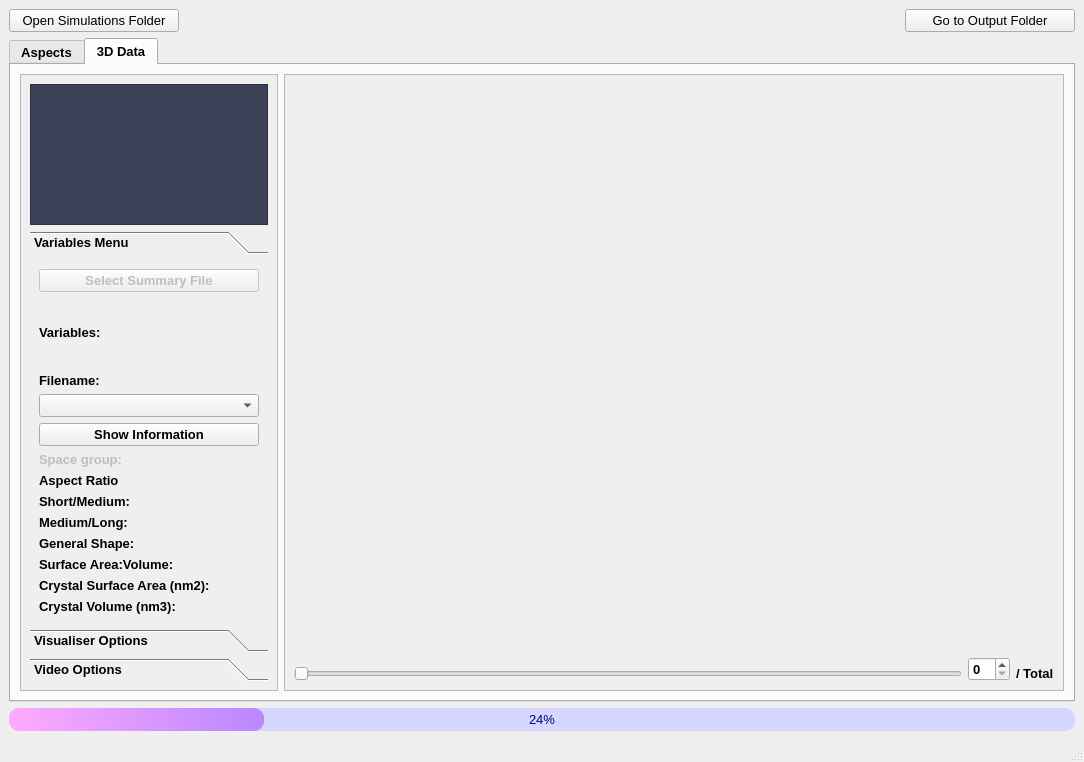
Before: the Qt Designer form CrystalAspects/GUI/InputWindow.ui in CrystalGrowerOrg/cgaspects, drawn with Qt 5.
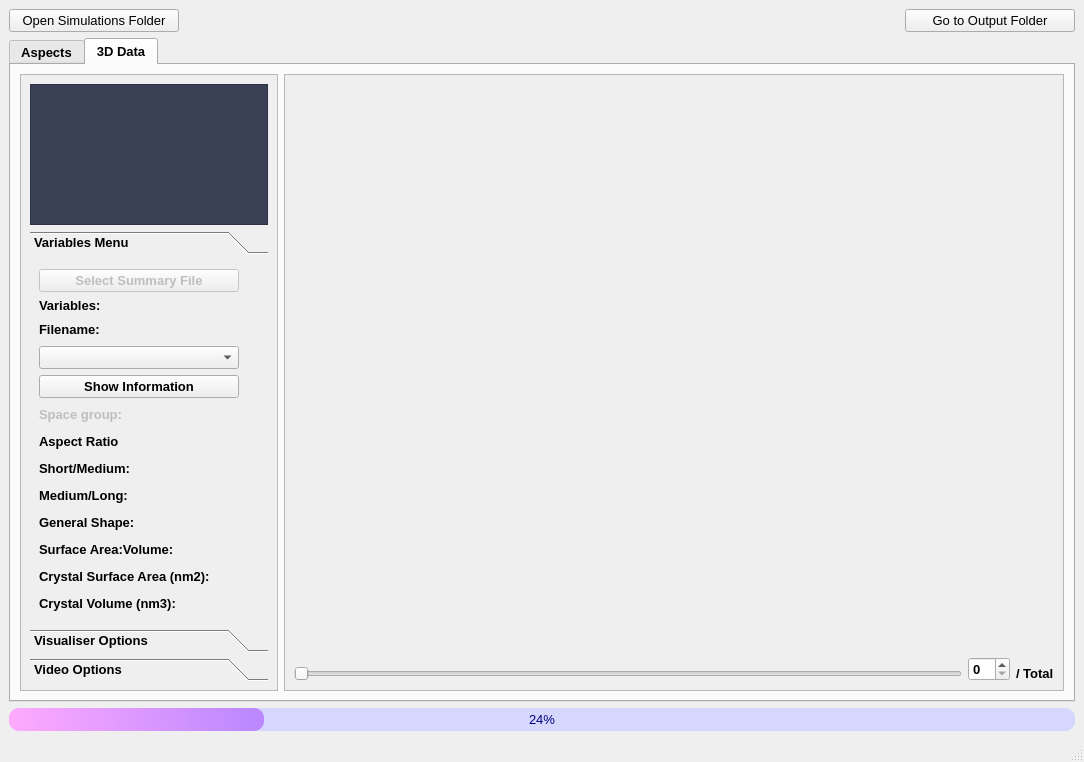
After: the same form once the commit is applied. The open tabs and pages were chosen to show the change. Icons and pictures are not drawn.

Patch:
```diff
--- a/CrystalAspects/GUI/InputWindow.ui
+++ b/CrystalAspects/GUI/InputWindow.ui
@@ -1365,8 +1365,8 @@
                   <rect>
                    <x>0</x>
                    <y>0</y>
-                   <width>226</width>
-                   <height>360</height>
+                   <width>230</width>
+                   <height>345</height>
                   </rect>
                  </property>
                  <attribute name="label">
@@ -1434,8 +1434,21 @@
                       </property>
                      </widget>
                     </item>
-                    <item row="3" column="0">
-                     <widget class="QComboBox" name="fname_comboBox"/>
+                    <item row="3" column="0" alignment="Qt::AlignLeft">
+                     <widget class="QComboBox" name="fname_comboBox">
+                      <property name="sizePolicy">
+                       <sizepolicy hsizetype="Preferred" vsizetype="Fixed">
+                        <horstretch>0</horstretch>
+                        <verstretch>1</verstretch>
+                       </sizepolicy>
+                      </property>
+                      <property name="minimumSize">
+                       <size>
+                        <width>200</width>
+                        <height>0</height>
+                       </size>
+                      </property>
+                     </widget>
                     </item>
                     <item row="9" column="0">
                      <widget class="QLabel" name="ml_label">
@@ -1444,8 +1457,20 @@
                       </property>
                      </widget>
                     </item>
-                    <item row="4" column="0">
+                    <item row="4" column="0" alignment="Qt::AlignLeft">
                      <widget class="QPushButton" name="show_info_button">
+                      <property name="sizePolicy">
+                       <sizepolicy hsizetype="Minimum" vsizetype="Fixed">
+                        <horstretch>1</horstretch>
+                        <verstretch>0</verstretch>
+                       </sizepolicy>
+                      </property>
+                      <property name="minimumSize">
+                       <size>
+                        <width>200</width>
+                        <height>0</height>
+                       </size>
+                      </property>
                       <property name="text">
                        <string>Show Information</string>
                       </property>
@@ -1453,11 +1478,23 @@
                     </item>
                    </layout>
                   </item>
-                  <item row="0" column="0">
+                  <item row="0" column="0" alignment="Qt::AlignLeft">
                    <widget class="QPushButton" name="select_summary_slider_button">
                     <property name="enabled">
                      <bool>false</bool>
                     </property>
+                    <property name="sizePolicy">
+                     <sizepolicy hsizetype="Minimum" vsizetype="Fixed">
+                      <horstretch>0</horstretch>
+                      <verstretch>1</verstretch>
+                     </sizepolicy>
+                    </property>
+                    <property name="minimumSize">
+                     <size>
+                      <width>200</width>
+                      <height>0</height>
+                     </size>
+                    </property>
                     <property name="font">
                      <font>
                       <family>Arial</family>
```
Left out of the diff: 14 changed lines with no effect on the pictures.
